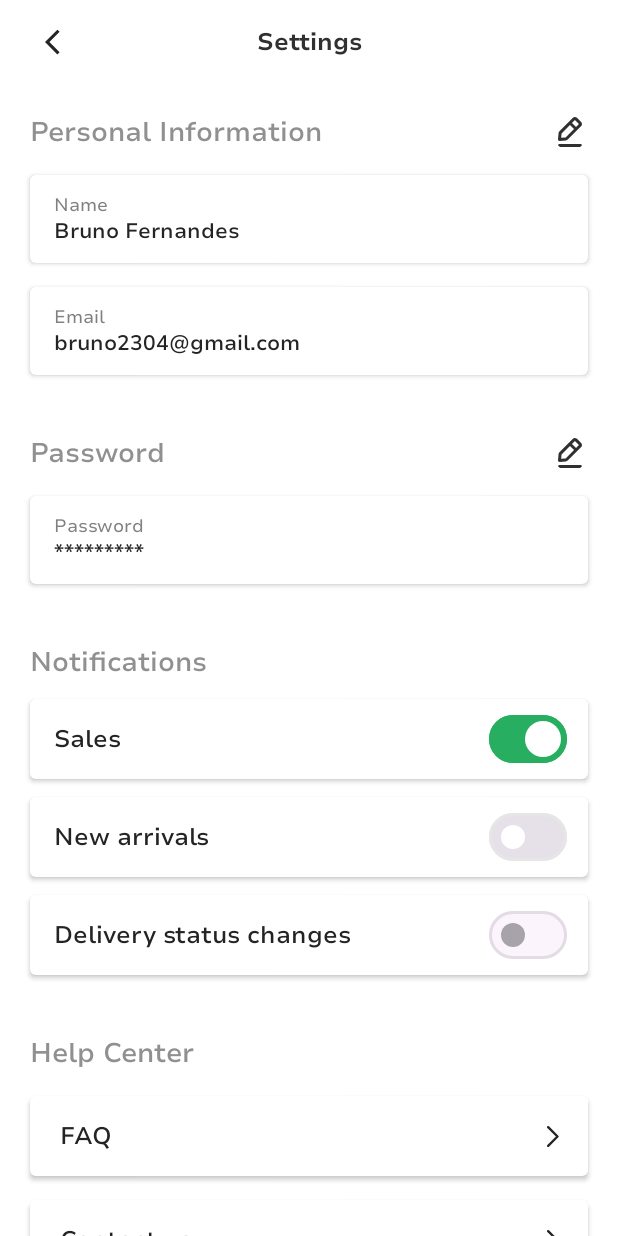
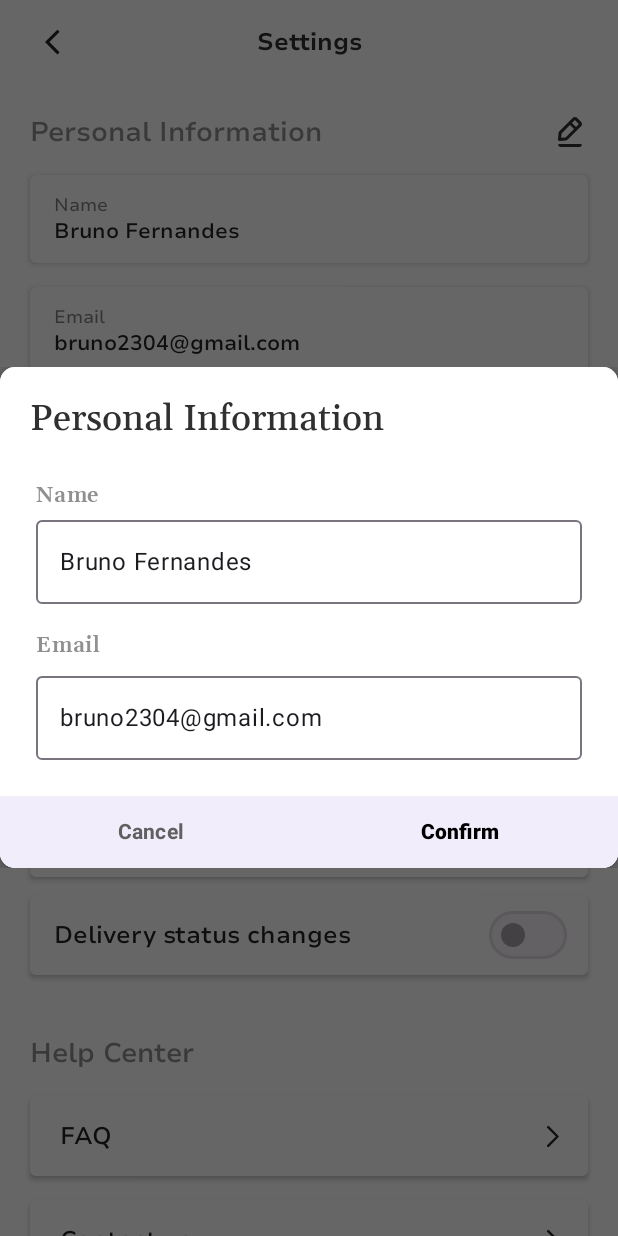
Before and after one commit to franjojosip/Furniture4You, an Android app built with Jetpack Compose: the Settings screen opened through its navigation route, after a tap on "Edit Icon", on a phone screen of 412 x 824 dp. Run offline under Robolectric (Android 15) with nearby library versions, the light colour scheme and no system bars; our stand-ins replace Dagger/Hilt's generated code.

Commit message:
- implement fully setting screen; add proper mock and dialogs

```diff
--- a/app/src/main/java/com/fjjukic/furniture4you/ui/common/fields/PasswordInputField.kt
+++ b/app/src/main/java/com/fjjukic/furniture4you/ui/common/fields/PasswordInputField.kt
@@ -32,10 +32,10 @@ import ht.ferit.fjjukic.foodlovers.R
 fun PasswordInputField(
     value: String,
     onValueChange: (String) -> Unit,
+    modifier: Modifier = Modifier,
     isLastField: Boolean = false,
     labelResId: Int = R.string.field_password,
-    placeholderResId: Int = R.string.field_password,
-    modifier: Modifier = Modifier
+    placeholderResId: Int = R.string.field_password
 ) {
     var isError by remember { mutableStateOf(false) }
     var passwordVisibility by remember { mutableStateOf(false) }
--- a/app/src/main/java/com/fjjukic/furniture4you/ui/mock/MockRepository.kt
+++ b/app/src/main/java/com/fjjukic/furniture4you/ui/mock/MockRepository.kt
@@ -13,6 +13,7 @@ import com.fjjukic.furniture4you.ui.notification.NotificationModel
 import com.fjjukic.furniture4you.ui.notification.NotificationTag
 import com.fjjukic.furniture4you.ui.productdetail.ProductDetail
 import com.fjjukic.furniture4you.ui.productdetail.ProductDetailViewState
+import com.fjjukic.furniture4you.ui.profile.PersonalInformation
 import com.fjjukic.furniture4you.ui.profile.SettingsViewState
 import com.fjjukic.furniture4you.ui.rating.MyReviewModel
 import com.fjjukic.furniture4you.ui.rating.RatingReviewViewState
@@ -371,12 +372,21 @@ object MockRepository {
 
     fun getSettingsViewState(): SettingsViewState {
         return SettingsViewState(
-            name = "Bruno Fernandes",
-            email = "bruno2304@gmail.com",
-            password = "*********",
+            personalInformation = PersonalInformation(
+                name = "Bruno Fernandes",
+                email = "bruno2304@gmail.com",
+            ),
+            password = "bruno12345",
             salesState = true,
             newArrivalsState = false,
             deliveryStatusChangeState = false
         )
     }
+
+    fun getPersonalInformation(): PersonalInformation {
+        return PersonalInformation(
+            name = "Bruno Fernandes",
+            email = "bruno2304@gmail.com",
+        )
+    }
 }
--- a/app/src/main/java/com/fjjukic/furniture4you/ui/navigation/MainGraph.kt
+++ b/app/src/main/java/com/fjjukic/furniture4you/ui/navigation/MainGraph.kt
@@ -15,6 +15,7 @@ import com.fjjukic.furniture4you.ui.home.HomeViewModel
 import com.fjjukic.furniture4you.ui.notification.Notification
 import com.fjjukic.furniture4you.ui.notification.NotificationViewModel
 import com.fjjukic.furniture4you.ui.profile.Profile
+import com.fjjukic.furniture4you.ui.profile.ProfileViewModel
 
 @Composable
 fun MainGraph(
@@ -55,7 +56,9 @@ fun MainGraph(
             )
         }
         composable(Screens.MainScreen.Profile.route) {
+            val viewModel = hiltViewModel<ProfileViewModel>()
             Profile(
+                viewModel,
                 onSearchClick = {},
                 onLogoutClick = {},
                 onMyReviewsClick = onMyReviewsClick,
--- a/app/src/main/java/com/fjjukic/furniture4you/ui/profile/Profile.kt
+++ b/app/src/main/java/com/fjjukic/furniture4you/ui/profile/Profile.kt
@@ -14,11 +14,11 @@ import androidx.compose.foundation.verticalScroll
 import androidx.compose.material3.Scaffold
 import androidx.compose.material3.Text
 import androidx.compose.runtime.Composable
+import androidx.compose.runtime.getValue
 import androidx.compose.ui.Modifier
 import androidx.compose.ui.draw.clip
 import androidx.compose.ui.graphics.Color
 import androidx.compose.ui.layout.ContentScale
-import androidx.compose.ui.platform.LocalContext
 import androidx.compose.ui.res.colorResource
 import androidx.compose.ui.res.painterResource
 import androidx.compose.ui.res.stringResource
@@ -27,6 +27,7 @@ import androidx.compose.ui.text.style.TextOverflow
 import androidx.compose.ui.tooling.preview.Preview
 import androidx.compose.ui.unit.dp
 import androidx.compose.ui.unit.sp
+import androidx.lifecycle.compose.collectAsStateWithLifecycle
 import com.fjjukic.furniture4you.ui.cart.Header
 import com.fjjukic.furniture4you.ui.theme.nunitoSansFamily
 import ht.ferit.fjjukic.foodlovers.R
@@ -34,17 +35,18 @@ import ht.ferit.fjjukic.foodlovers.R
 @Preview
 @Composable
 fun ProfilePreview() {
-    Profile({}, {}, {}, {})
+    Profile(ProfileViewModel(), {}, {}, {}, {})
 }
 
 @Composable
 fun Profile(
+    viewModel: ProfileViewModel,
     onSearchClick: () -> Unit,
     onLogoutClick: () -> Unit,
     onMyReviewsClick: () -> Unit,
     onSettingsClick: () -> Unit
 ) {
-    val context = LocalContext.current
+    val uiState by viewModel.uiState.collectAsStateWithLifecycle()
 
     Scaffold(
         topBar = {
@@ -88,7 +90,7 @@ fun Profile(
                 ) {
                     Text(
                         modifier = Modifier.fillMaxWidth(),
-                        text = "Bruno Fernandes",
+                        text = uiState.personalInformation.name,
                         fontFamily = nunitoSansFamily,
                         fontWeight = FontWeight.Bold,
                         fontSize = 20.sp,
@@ -98,7 +100,7 @@ fun Profile(
                     )
                     Text(
                         modifier = Modifier.fillMaxWidth(),
-                        text = "bruno.fernandes@gmail.com",
+                        text = uiState.personalInformation.email,
                         fontFamily = nunitoSansFamily,
                         fontSize = 14.sp,
                         maxLines = 1,
@@ -109,27 +111,27 @@ fun Profile(
             }
             ClickableField(
                 title = stringResource(id = R.string.label_my_orders),
-                subtitle = "Already have 10 orders",
+                subtitle = stringResource(R.string.desc_my_orders),
                 onClick = { /*TODO*/ }
             )
             ClickableField(
                 title = stringResource(id = R.string.label_shipping_addresses),
-                subtitle = "3 Addresses",
+                subtitle = stringResource(R.string.desc_shipping_addresses),
                 onClick = { /*TODO*/ }
             )
             ClickableField(
                 title = stringResource(id = R.string.payment_method),
-                subtitle = "You have 2 cards",
+                subtitle = stringResource(R.string.desc_payment_method),
                 onClick = { /*TODO*/ }
             )
             ClickableField(
                 title = stringResource(id = R.string.nav_my_reviews),
-                subtitle = "Reviews for 5 items",
+                subtitle = stringResource(R.string.desc_my_reviews),
                 onClick = onMyReviewsClick
             )
             ClickableField(
                 title = stringResource(id = R.string.nav_settings),
-                subtitle = "Notification, Password, FAQ, Contact us",
+                subtitle = stringResource(R.string.desc_settings),
                 onClick = onSettingsClick
             )
         }
--- /dev/null
+++ b/app/src/main/java/com/fjjukic/furniture4you/ui/profile/ProfileViewModel.kt
@@ -0,0 +1,14 @@
+package com.fjjukic.furniture4you.ui.profile
+
+import androidx.lifecycle.ViewModel
+import com.fjjukic.furniture4you.ui.mock.MockRepository
+import dagger.hilt.android.lifecycle.HiltViewModel
+import kotlinx.coroutines.flow.MutableStateFlow
+import kotlinx.coroutines.flow.StateFlow
+import javax.inject.Inject
+
+@HiltViewModel
+class ProfileViewModel @Inject constructor() : ViewModel() {
+    private val _uiState = MutableStateFlow(MockRepository.getSettingsViewState())
+    val uiState: StateFlow<SettingsViewState> = _uiState
+}
--- a/app/src/main/java/com/fjjukic/furniture4you/ui/profile/Settings.kt
+++ b/app/src/main/java/com/fjjukic/furniture4you/ui/profile/Settings.kt
@@ -38,6 +38,8 @@ import androidx.compose.ui.unit.sp
 import androidx.lifecycle.compose.collectAsStateWithLifecycle
 import com.fjjukic.furniture4you.ui.cart.Header
 import com.fjjukic.furniture4you.ui.checkout.CheckoutItemHeader
+import com.fjjukic.furniture4you.ui.profile.dialog.PasswordChangeDialog
+import com.fjjukic.furniture4you.ui.profile.dialog.PersonalInformationChangeDialog
 import com.fjjukic.furniture4you.ui.theme.nunitoSansFamily
 import ht.ferit.fjjukic.foodlovers.R
 
@@ -52,6 +54,34 @@ fun Settings(viewModel: SettingsViewModel, onBackClicked: () -> Unit) {
     val context = LocalContext.current
 
     val uiState by viewModel.uiState.collectAsStateWithLifecycle()
+    var openPersonalInformationDialog by remember { mutableStateOf(false) }
+    var passwordDialog by remember { mutableStateOf(false) }
+
+    if (openPersonalInformationDialog) {
+        PersonalInformationChangeDialog(
+            uiState.personalInformation,
+            onContinueClicked = {
+                openPersonalInformationDialog = false
+                viewModel.onEditClick(it)
+            },
+            onDismissClicked = {
+                openPersonalInformationDialog = false
+            }
+        )
+    }
+
+    if (passwordDialog) {
+        PasswordChangeDialog(
+            uiState.password,
+            onContinueClicked = {
+                passwordDialog = false
+                viewModel.onPasswordChange(it)
+            },
+            onDismissClicked = {
+                passwordDialog = false
+            }
+        )
+    }
 
     Scaffold(
         topBar = {
@@ -73,25 +103,35 @@ fun Settings(viewModel: SettingsViewModel, onBackClicked: () -> Unit) {
         ) {
             CheckoutItemHeader(
                 label = stringResource(R.string.personal_information),
-                onEditClick = {},
+                onEditClick = {
+                    openPersonalInformationDialog = true
+                },
                 modifier = Modifier
                     .padding(top = 20.dp)
                     .padding(horizontal = 20.dp)
             )
-            PersonalInformationCard(stringResource(id = R.string.label_name), uiState.name)
+            PersonalInformationCard(
+                stringResource(id = R.string.label_name),
+                uiState.personalInformation.name
+            )
             PersonalInformationCard(
                 stringResource(id = R.string.label_email),
-                uiState.email
+                uiState.personalInformation.email
             )
 
             CheckoutItemHeader(
                 label = stringResource(R.string.label_password),
-                onEditClick = {},
+                onEditClick = {
+                    passwordDialog = true
+                },
                 modifier = Modifier
                     .padding(top = 40.dp)
                     .padding(horizontal = 20.dp)
             )
-            PersonalInformationCard(stringResource(id = R.string.label_password), uiState.password)
+            PersonalInformationCard(
+                stringResource(id = R.string.label_password),
+                uiState.password.replace(Regex("\\S"), "*")
+            )
 
             CheckoutItemHeader(
                 label = stringResource(R.string.label_notification),
--- a/app/src/main/java/com/fjjukic/furniture4you/ui/profile/SettingsViewState.kt
+++ b/app/src/main/java/com/fjjukic/furniture4you/ui/profile/SettingsViewState.kt
@@ -1,10 +1,14 @@
 package com.fjjukic.furniture4you.ui.profile
 
 data class SettingsViewState(
-    val name: String,
-    val email: String,
     val password: String,
+    val personalInformation: PersonalInformation,
     val salesState: Boolean,
     val newArrivalsState: Boolean,
     val deliveryStatusChangeState: Boolean,
 )
+
+data class PersonalInformation(
+    val name: String,
+    val email: String
+)
--- /dev/null
+++ b/app/src/main/java/com/fjjukic/furniture4you/ui/profile/dialog/PersonalInformationDialog.kt
@@ -0,0 +1,152 @@
+package com.fjjukic.furniture4you.ui.profile.dialog
+
+import androidx.compose.foundation.background
+import androidx.compose.foundation.layout.Arrangement
+import androidx.compose.foundation.layout.Column
+import androidx.compose.foundation.layout.Row
+import androidx.compose.foundation.layout.fillMaxWidth
+import androidx.compose.foundation.layout.padding
+import androidx.compose.foundation.shape.RoundedCornerShape
+import androidx.compose.foundation.text.KeyboardOptions
+import androidx.compose.material3.Card
+import androidx.compose.material3.CardDefaults
+import androidx.compose.material3.Text
+import androidx.compose.material3.TextButton
+import androidx.compose.runtime.Composable
+import androidx.compose.runtime.getValue
+import androidx.compose.runtime.mutableStateOf
+import androidx.compose.runtime.remember
+import androidx.compose.runtime.setValue
+import androidx.compose.ui.Modifier
+import androidx.compose.ui.graphics.Color
+import androidx.compose.ui.res.colorResource
+import androidx.compose.ui.res.stringResource
+import androidx.compose.ui.text.font.FontWeight
+import androidx.compose.ui.text.input.ImeAction
+import androidx.compose.ui.text.input.KeyboardType
+import androidx.compose.ui.tooling.preview.Preview
+import androidx.compose.ui.unit.dp
+import androidx.compose.ui.window.Dialog
+import androidx.compose.ui.window.DialogProperties
+import com.fjjukic.furniture4you.ui.common.fields.EmailInputField
+import com.fjjukic.furniture4you.ui.common.fields.OutlinedInputField
+import com.fjjukic.furniture4you.ui.mock.MockRepository
+import com.fjjukic.furniture4you.ui.profile.PersonalInformation
+import com.fjjukic.furniture4you.ui.theme.GelatioTypography
+import ht.ferit.fjjukic.foodlovers.R
+
+@Composable
+fun PersonalInformationChangeDialog(
+    shippingInfo: PersonalInformation,
+    dismissOnBackPress: Boolean = true,
+    dismissOnClickOutside: Boolean = true,
+    onContinueClicked: (PersonalInformation) -> Unit,
+    onDismissClicked: () -> Unit
+) {
+    Dialog(
+        onDismissRequest = onDismissClicked,
+        properties = DialogProperties(
+            dismissOnBackPress = dismissOnBackPress,
+            dismissOnClickOutside = dismissOnClickOutside
+        )
+    ) {
+        PersonalInformationDialog(shippingInfo, onDismissClicked, onContinueClicked)
+    }
+}
+
+@Preview
+@Composable
+fun PersonalInformationDialogPreview() {
+    PersonalInformationDialog(
+        personalInformation = MockRepository.getPersonalInformation(),
+        onDismissClicked = {},
+        onContinueClicked = {}
+    )
+}
+
+@Composable
+fun PersonalInformationDialog(
+    personalInformation: PersonalInformation,
+    onDismissClicked: () -> Unit,
+    onContinueClicked: (PersonalInformation) -> Unit,
+    modifier: Modifier = Modifier
+) {
+    var name by remember { mutableStateOf(personalInformation.name) }
+    var email by remember { mutableStateOf(personalInformation.email) }
+
+    Card(
+        shape = RoundedCornerShape(10.dp),
+        elevation = CardDefaults.cardElevation(
+            defaultElevation = 8.dp
+        )
+    ) {
+        Column(
+            modifier = modifier.background(Color.White)
+        ) {
+            Text(
+                modifier = Modifier
+                    .padding(horizontal = 20.dp)
+                    .padding(top = 20.dp),
+                text = stringResource(R.string.personal_information),
+                style = GelatioTypography.titleMedium,
+                color = colorResource(id = R.color.medium_gray),
+            )
+
+            OutlinedInputField(
+                modifier = Modifier
+                    .padding(top = 24.dp, bottom = 16.dp)
+                    .padding(horizontal = 24.dp),
+                value = name,
+                placeholder = stringResource(R.string.field_name),
+                onValueChange = {
+                    name = it
+                },
+                isFieldValid = {
+                    it.isNotBlank()
+                },
+                keyboardOptions = KeyboardOptions(
+                    imeAction = ImeAction.Next,
+                    keyboardType = KeyboardType.Text
+                ),
+            )
+
+            EmailInputField(
+                value = email,
+                onValueChange = {
+                    email = it
+                }
+            )
+
+            Row(
+                Modifier
+                    .fillMaxWidth()
+                    .padding(top = 24.dp)
+                    .background(colorResource(id = R.color.color_dialog_bottom_background)),
+                horizontalArrangement = Arrangement.SpaceAround
+            ) {
+                TextButton(onClick = onDismissClicked) {
+                    Text(
+                        stringResource(id = R.string.delivery_choice_btn_cancel),
+                        fontWeight = FontWeight.Bold,
+                        color = colorResource(id = R.color.gray),
+                        modifier = Modifier.padding(top = 5.dp, bottom = 5.dp)
+                    )
+                }
+                TextButton(onClick = {
+                    if (name.isNotEmpty() && email.isNotEmpty()) {
+                        onContinueClicked(
+                            PersonalInformation(name, email)
+                        )
+                    }
+                }) {
+                    Text(
+                        stringResource(id = R.string.delivery_choice_btn_confirm),
+                        fontWeight = FontWeight.ExtraBold,
+                        color = Color.Black,
+                        modifier = Modifier.padding(top = 5.dp, bottom = 5.dp)
+                    )
+                }
+            }
+        }
+    }
+}
--- a/app/src/main/res/values/strings.xml
+++ b/app/src/main/res/values/strings.xml
@@ -139,4 +139,10 @@
 
     <string name="label_my_orders">My orders</string>
     <string name="label_shipping_addresses">Shipping Addresses</string>
+
+    <string name="desc_my_orders">Already have 10 orders</string>
+    <string name="desc_shipping_addresses">03 Addresses</string>
+    <string name="desc_payment_method">You have 2 cards</string>
+    <string name="desc_my_reviews">Reviews for 5 items</string>
+    <string name="desc_settings">Notification, Password, FAQ, Contact us</string>
 </resources>
```
Also changed, not shown: app/src/main/java/com/fjjukic/furniture4you/ui/profile/SettingsViewModel.kt (+12 -0 lines), app/src/main/java/com/fjjukic/furniture4you/ui/profile/dialog/PasswordDialog.kt (added, +126 -0 lines).
